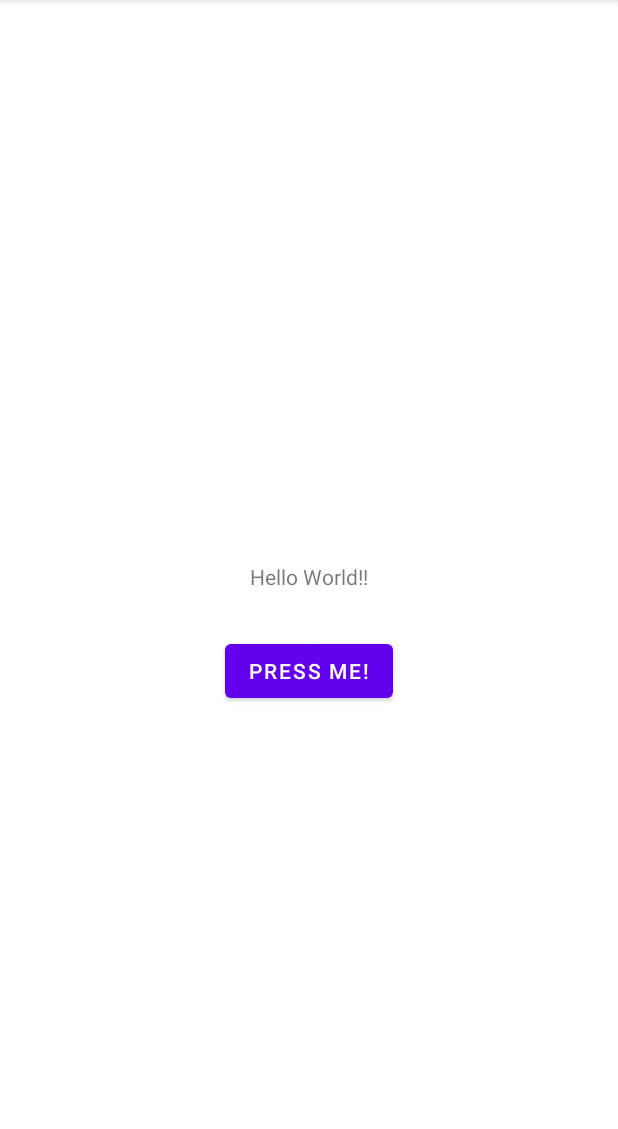
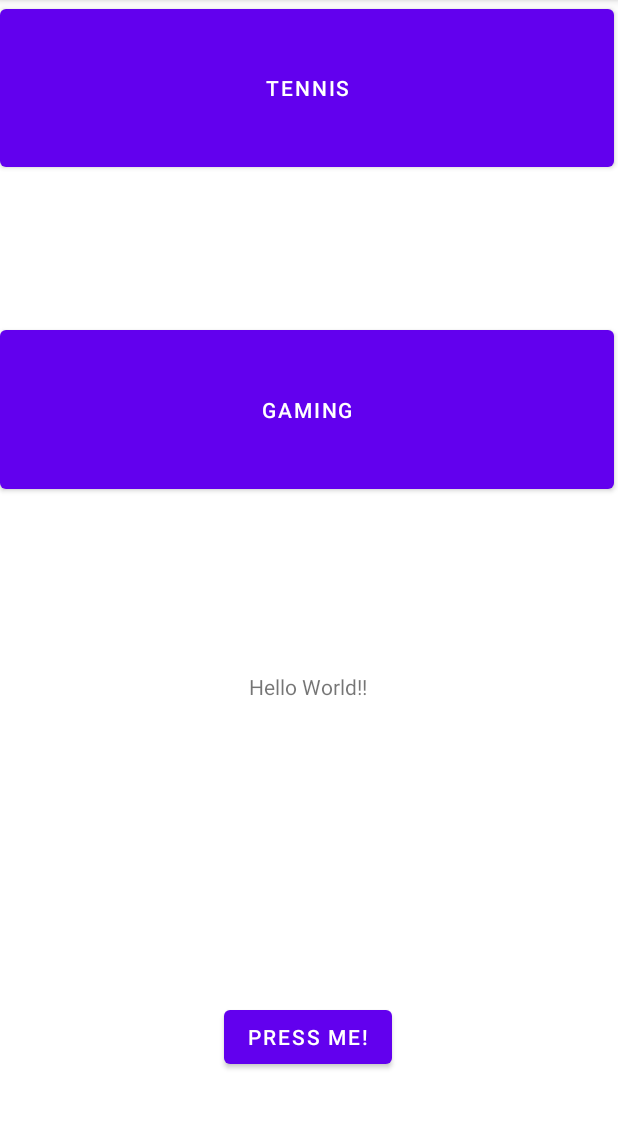
Before and after one commit to ferranjrr/Sports-Meet-Prototipe-App, an Android app: the screen it shows after launch (MainActivity), on a phone screen of 412 x 824 dp, the part 84-1213 px from its top. Run offline under Robolectric (Android 15) with nearby library versions, the phone set to English and light mode, and no system bars.

Commit message:
Add second screen sport + buttons

```diff
--- a/app/src/main/AndroidManifest.xml
+++ b/app/src/main/AndroidManifest.xml
@@ -18,6 +18,10 @@
                 <category android:name="android.intent.category.LAUNCHER" />
             </intent-filter>
         </activity>
+        <activity
+            android:name=".Sport"
+            android:label="@string/app_name">
+        </activity>
     </application>
 
 </manifest>
--- a/app/src/main/java/com/example/myapplication/MainActivity.java
+++ b/app/src/main/java/com/example/myapplication/MainActivity.java
@@ -2,14 +2,13 @@ package com.example.myapplication;
 
 import androidx.appcompat.app.AppCompatActivity;
 
+import android.content.Intent;
 import android.os.Bundle;
 import android.view.View;
 import android.widget.Button;
 import android.widget.TextView;
-import android.widget.Toast;
 
 public class MainActivity extends AppCompatActivity {
-
     TextView OurText;
     Button TheButton;
 
@@ -22,6 +21,15 @@ public class MainActivity extends AppCompatActivity {
         OurText = findViewById(R.id.textView);
         TheButton = findViewById(R.id.button);
 
+        Button TennisButton = findViewById(R.id.Tennis);
+
+        TennisButton.setOnClickListener(new View.OnClickListener() {
+            @Override
+            public void onClick(View v) {
+                startActivity(new Intent(MainActivity.this, Sport.class));
+            }
+        });
+
         //Setting the OnClick Listener
         TheButton.setOnClickListener(new View.OnClickListener() {
             @Override
--- a/app/src/main/res/layout/activity_main.xml
+++ b/app/src/main/res/layout/activity_main.xml
@@ -12,18 +12,62 @@
         android:layout_height="wrap_content"
         android:text="Hello World!!"
         app:layout_constraintBottom_toBottomOf="parent"
+        app:layout_constraintHorizontal_bias="0.498"
         app:layout_constraintLeft_toLeftOf="parent"
         app:layout_constraintRight_toRightOf="parent"
-        app:layout_constraintTop_toTopOf="parent" />
+        app:layout_constraintTop_toTopOf="parent"
+        app:layout_constraintVertical_bias="0.598" />
 
     <Button
         android:id="@+id/button"
         android:layout_width="wrap_content"
         android:layout_height="wrap_content"
-        android:layout_marginTop="29dp"
+        android:layout_marginTop="200dp"
         android:text="Press me!"
         app:layout_constraintEnd_toEndOf="parent"
+        app:layout_constraintHorizontal_bias="0.498"
         app:layout_constraintStart_toStartOf="parent"
         app:layout_constraintTop_toBottomOf="@+id/textView" />
 
+    <Button
+        android:id="@+id/Tennis"
+        android:layout_width="409dp"
+        android:layout_height="117dp"
+        android:text="TENNIS"
+        tools:ignore="MissingConstraints"
+        tools:layout_editor_absoluteX="1dp"
+        tools:layout_editor_absoluteY="64dp" />
+
+    <Button
+        android:id="@+id/Gaming"
+        android:layout_width="409dp"
+        android:layout_height="118dp"
+        android:layout_marginBottom="116dp"
+        android:text="Gaming"
+        app:layout_constraintBottom_toTopOf="@+id/textView"
+        tools:ignore="MissingConstraints"
+        tools:layout_editor_absoluteX="1dp" />
+
+    <androidx.constraintlayout.widget.Barrier
+        android:id="@+id/barrier7"
+        android:layout_width="wrap_content"
+        android:layout_height="wrap_content"
+        app:barrierDirection="left"
+        tools:layout_editor_absoluteX="1dp" />
+
+    <androidx.constraintlayout.widget.Barrier
+        android:id="@+id/barrier8"
+        android:layout_width="wrap_content"
+        android:layout_height="wrap_content"
+        app:barrierDirection="left"
+        tools:layout_editor_absoluteX="1dp" />
+
+    <androidx.constraintlayout.widget.Barrier
+        android:id="@+id/barrier9"
+        android:layout_width="wrap_content"
+        android:layout_height="wrap_content"
+        app:barrierDirection="left"
+        app:constraint_referenced_ids="Gaming"
+        tools:layout_editor_absoluteX="1dp" />
+
 </androidx.constraintlayout.widget.ConstraintLayout>
```
Also changed, not shown: app/src/main/java/com/example/myapplication/Sport.java (added, +12 -0 lines), app/src/main/res/layout/sport.xml (added, +19 -0 lines).
